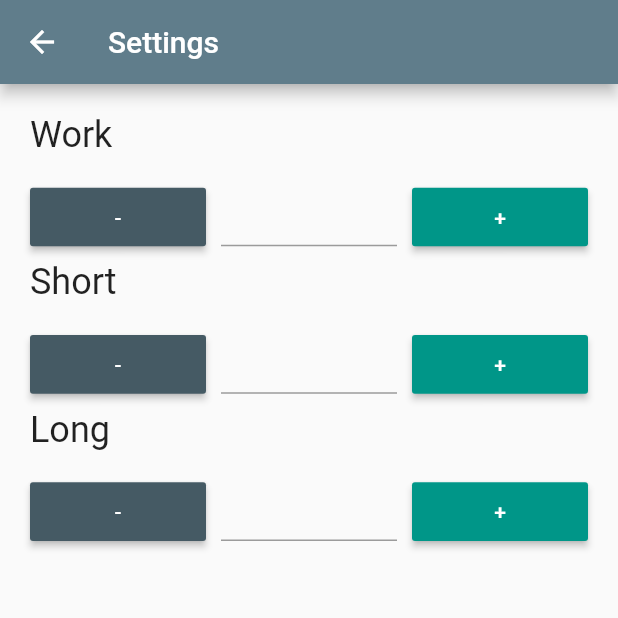
After one commit to msa-ali/Flutter-Timer-App, a Flutter app: the SettingsPage screen opened directly, on a phone screen of 412 x 824 dp, the top half of it. The commit adds this screen. Run offline on Flutter 3.47's test engine with Material 2 defaults, Android fonts, the phone set to English and light mode, and no system bars; our stand-ins replace percent_indicator, shared_preferences; accounts and stored records are empty.

Commit message:
final commit

```diff
--- /dev/null
+++ b/lib/pages/settings.dart
@@ -0,0 +1,195 @@
+import 'package:flutter/material.dart';
+import 'package:mytimer/widgets/SettingButton.dart';
+import 'package:shared_preferences/shared_preferences.dart';
+
+class SettingsPage extends StatelessWidget {
+  const SettingsPage({Key key}) : super(key: key);
+
+  @override
+  Widget build(BuildContext context) {
+    return Scaffold(
+      appBar: AppBar(
+        title: Text('Settings'),
+      ),
+      body: Settings(),
+    );
+  }
+}
+
+class Settings extends StatefulWidget {
+  Settings({Key key}) : super(key: key);
+
+  @override
+  _SettingsState createState() => _SettingsState();
+}
+
+class _SettingsState extends State<Settings> {
+  SharedPreferences prefs;
+  static const String WORKTIME = "workTime";
+  static const String SHORTBREAK = "shortBreak";
+  static const String LONGBREAK = "longBreak";
+  int workTime, shortBreak, longBreak;
+  TextEditingController textWork;
+  TextEditingController textShort;
+  TextEditingController textLong;
+
+  @override
+  void initState() {
+    textWork = TextEditingController();
+    textShort = TextEditingController();
+    textLong = TextEditingController();
+    readSettings();
+    super.initState();
+  }
+
+  @override
+  Widget build(BuildContext context) {
+    TextStyle textStyle = TextStyle(fontSize: 24);
+    return Container(
+      child: GridView.count(
+        scrollDirection: Axis.vertical,
+        childAspectRatio: 3,
+        crossAxisCount: 3,
+        crossAxisSpacing: 10,
+        mainAxisSpacing: 10,
+        children: <Widget>[
+          Text(
+            'Work',
+            style: textStyle,
+          ),
+          Text(''),
+          Text(''),
+          SettingButton(
+            color: Color(0xff455A64),
+            text: '-',
+            value: -1,
+            setting: WORKTIME,
+            callback: updateSettings,
+          ),
+          TextField(
+            style: textStyle,
+            textAlign: TextAlign.center,
+            keyboardType: TextInputType.number,
+            controller: textWork,
+          ),
+          SettingButton(
+            color: Color(0xff009688),
+            text: '+',
+            value: 1,
+            setting: WORKTIME,
+            callback: updateSettings,
+          ),
+          Text(
+            'Short',
+            style: textStyle,
+          ),
+          Text(''),
+          Text(''),
+          SettingButton(
+            color: Color(0xff455A64),
+            text: '-',
+            value: -1,
+            setting: SHORTBREAK,
+            callback: updateSettings,
+          ),
+          TextField(
+            style: textStyle,
+            textAlign: TextAlign.center,
+            keyboardType: TextInputType.number,
+            controller: textShort,
+          ),
+          SettingButton(
+            color: Color(0xff009688),
+            text: '+',
+            value: 1,
+            setting: SHORTBREAK,
+            callback: updateSettings,
+          ),
+          Text(
+            'Long',
+            style: textStyle,
+          ),
+          Text(''),
+          Text(''),
+          SettingButton(
+            color: Color(0xff455A64),
+            text: '-',
+            value: -1,
+            setting: LONGBREAK,
+            callback: updateSettings,
+          ),
+          TextField(
+            style: textStyle,
+            textAlign: TextAlign.center,
+            keyboardType: TextInputType.number,
+            controller: textLong,
+          ),
+          SettingButton(
+            color: Color(0xff009688),
+            text: '+',
+            value: 1,
+            setting: LONGBREAK,
+            callback: updateSettings,
+          ),
+        ],
+        padding: EdgeInsets.all(20.0),
+      ),
+    );
+  }
+
+  void readSettings() async {
+    prefs = await SharedPreferences.getInstance();
+    int workTime = prefs.getInt(WORKTIME);
+    if (workTime == null) await prefs.setInt(WORKTIME, int.parse('30'));
+    int shortBreak = prefs.getInt(SHORTBREAK);
+    if (shortBreak == null) await prefs.setInt(SHORTBREAK, int.parse('3'));
+    int longBreak = prefs.getInt(LONGBREAK);
+    if (longBreak == null) await prefs.setInt(LONGBREAK, int.parse('20'));
+    setState(() {
+      textWork.text = workTime?.toString();
+      textShort.text = shortBreak?.toString();
+      textLong.text = longBreak?.toString();
+    });
+  }
+
+  void updateSettings(String key, int value) {
+    switch (key) {
+      case WORKTIME:
+        {
+          int workTime = prefs.getInt(WORKTIME);
+          workTime += value;
+          if (workTime >= 1 && workTime <= 180) {
+            prefs.setInt(WORKTIME, workTime);
+            setState(() {
+              textWork.text = workTime.toString();
+            });
+          }
+        }
+        break;
+      case SHORTBREAK:
+        {
+          int shortBreak = prefs.getInt(SHORTBREAK);
+          shortBreak += value;
+          if (shortBreak >= 1 && shortBreak <= 120) {
+            prefs.setInt(SHORTBREAK, shortBreak);
+            setState(() {
+              textShort.text = shortBreak.toString();
+            });
+          }
+        }
+        break;
+      case LONGBREAK:
+        {
+          int longBreak = prefs.getInt(LONGBREAK);
+          longBreak += value;
+          if (longBreak >= 1 && longBreak <= 180) {
+            prefs.setInt(LONGBREAK, longBreak);
+            setState(() {
+              textLong.text = longBreak.toString();
+            });
+          }
+        }
+        break;
+    }
+  }
+}
--- /dev/null
+++ b/lib/widgets/SettingButton.dart
@@ -0,0 +1,33 @@
+import 'package:flutter/material.dart';
+
+typedef CallbackSetting = void Function(String, int);
+
+class SettingButton extends StatelessWidget {
+  final Color color;
+  final String text;
+  final double size;
+  final int value;
+  final String setting;
+  final CallbackSetting callback;
+
+  const SettingButton(
+      {Key key,
+      this.color,
+      this.text,
+      this.value,
+      this.setting,
+      this.callback,
+      this.size})
+      : super(key: key);
+
+  @override
+  Widget build(BuildContext context) {
+    return MaterialButton(
+      child: Text(this.text),
+      textColor: Colors.white,
+      onPressed: () => this.callback(this.setting, this.value),
+      color: this.color,
+      minWidth: this.size,
+    );
+  }
+}
--- a/pubspec.yaml
+++ b/pubspec.yaml
@@ -24,6 +24,7 @@ dependencies:
   flutter:
     sdk: flutter
   percent_indicator: "^2.1.7+2"
+  shared_preferences: "^0.5.6+2"
 
   # The following adds the Cupertino Icons font to your application.
   # Use with the CupertinoIcons class for iOS style icons.
```
Also changed, not shown: lib/pages/TimerHomePage.dart (+31 -0 lines), lib/timer.dart (+13 -1 lines).
